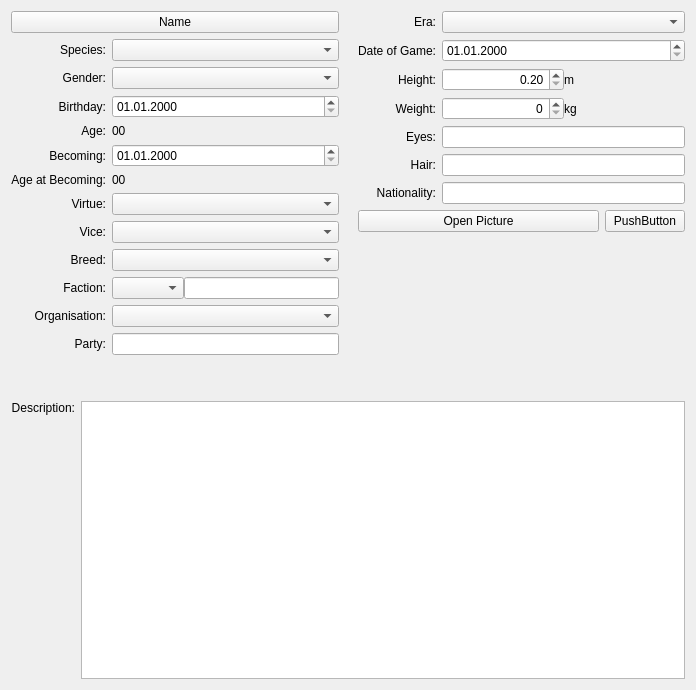
The window that ui/ui_InfoWidget.ui (Kamduis/SoulCreator) describes before a commit, drawn with Qt 5.
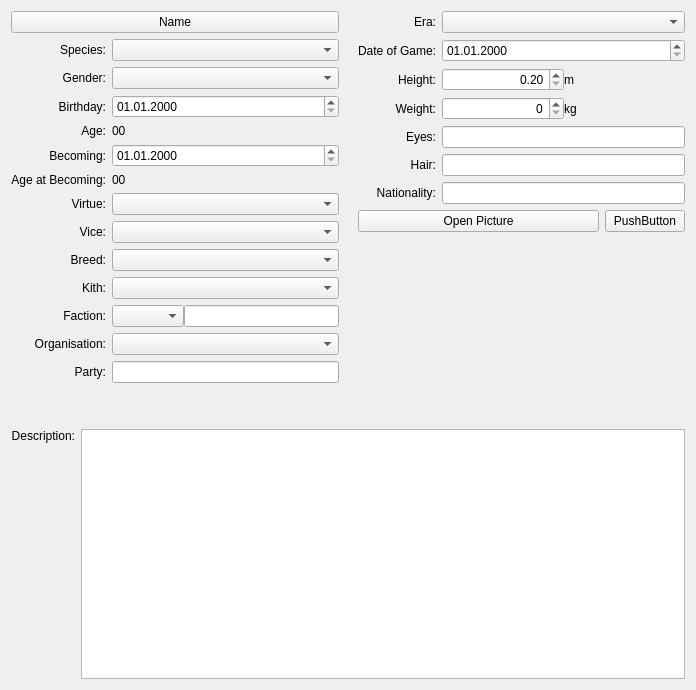
The same window after the commit. Custom widgets are drawn as their Qt base class.

Patch:
```diff
--- a/ui/ui_InfoWidget.ui
+++ b/ui/ui_InfoWidget.ui
@@ -150,7 +150,7 @@
          <item row="9" column="1">
           <widget class="QComboBox" name="comboBox_breed"/>
          </item>
-         <item row="10" column="0">
+         <item row="11" column="0">
           <widget class="QLabel" name="label_faction">
            <property name="text">
             <string>Faction:</string>
@@ -160,7 +160,7 @@
            </property>
           </widget>
          </item>
-         <item row="10" column="1">
+         <item row="11" column="1">
           <layout class="QHBoxLayout" name="horizontalLayout">
            <property name="spacing">
             <number>0</number>
@@ -173,7 +173,7 @@
            </item>
           </layout>
          </item>
-         <item row="11" column="0">
+         <item row="12" column="0">
           <widget class="QLabel" name="label_organisation">
            <property name="text">
             <string>Organisation:</string>
@@ -183,10 +183,10 @@
            </property>
           </widget>
          </item>
-         <item row="11" column="1">
+         <item row="12" column="1">
           <widget class="QComboBox" name="comboBox_organisation"/>
          </item>
-         <item row="12" column="0">
+         <item row="13" column="0">
           <widget class="QLabel" name="label_party">
            <property name="text">
             <string>Party:</string>
@@ -196,7 +196,7 @@
            </property>
           </widget>
          </item>
-         <item row="12" column="1">
+         <item row="13" column="1">
           <widget class="QLineEdit" name="lineEdit_party"/>
          </item>
          <item row="7" column="1">
@@ -215,6 +215,19 @@
            </property>
           </widget>
          </item>
+         <item row="10" column="0">
+          <widget class="QLabel" name="label_4">
+           <property name="text">
+            <string>Kith:</string>
+           </property>
+           <property name="alignment">
+            <set>Qt::AlignRight|Qt::AlignTrailing|Qt::AlignVCenter</set>
+           </property>
+          </widget>
+         </item>
+         <item row="10" column="1">
+          <widget class="QComboBox" name="comboBox_kith"/>
+         </item>
         </layout>
        </item>
        <item>
```
